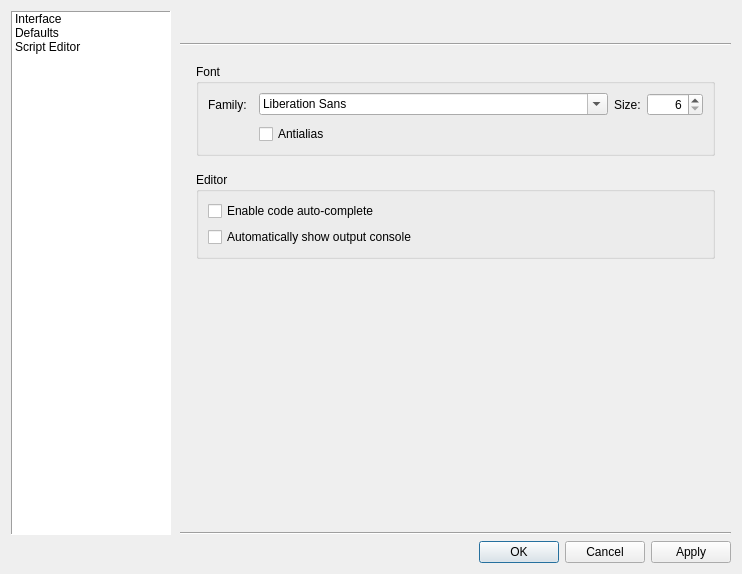
Old version of the form src/dialogs/dialogpreferences.ui in the repository sanny32/OpenModSim.
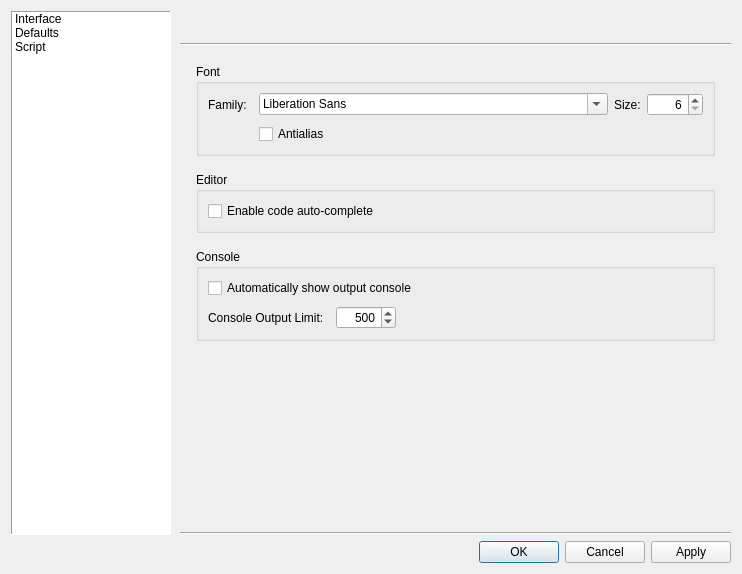
New version of the form. The open tabs and pages were chosen to show the change. Icons and pictures are not drawn. Custom widgets are drawn as their Qt base class.

Commit message: feat: Added console output limit

Diff of the .ui file:
```diff
--- a/src/dialogs/dialogpreferences.ui
+++ b/src/dialogs/dialogpreferences.ui
@@ -81,7 +81,7 @@
         </item>
         <item>
          <property name="text">
-          <string>Script Editor</string>
+          <string>Script</string>
          </property>
          <property name="icon">
           <iconset resource="../resources.qrc">
@@ -759,15 +759,74 @@
                <property name="title">
                 <string>Editor</string>
                </property>
-               <layout class="QVBoxLayout" name="vlEditor">
-                <item>
+               <layout class="QFormLayout" name="formEditor">
+                <property name="horizontalSpacing">
+                 <number>12</number>
+                </property>
+                <property name="verticalSpacing">
+                 <number>8</number>
+                </property>
+                <item row="0" column="0" colspan="2">
                  <widget class="QCheckBox" name="checkBoxAutoComplete">
                   <property name="text">
                    <string>Enable code auto-complete</string>
                   </property>
                  </widget>
                 </item>
-                <item>
+               </layout>
+              </widget>
+             </item>
+             <item>
+              <widget class="QGroupBox" name="groupBoxConsole">
+               <property name="title">
+                <string>Console</string>
+               </property>
+               <layout class="QFormLayout" name="formConsole">
+                <property name="horizontalSpacing">
+                 <number>12</number>
+                </property>
+                <property name="verticalSpacing">
+                 <number>8</number>
+                </property>
+                <item row="3" column="0">
+                 <widget class="QLabel" name="labelConsoleMaxLines">
+                  <property name="text">
+                   <string>Console Output Limit:</string>
+                  </property>
+                 </widget>
+                </item>
+                <item row="3" column="1">
+                 <widget class="QSpinBox" name="spinBoxConsoleMaxLines">
+                  <property name="minimumSize">
+                   <size>
+                    <width>60</width>
+                    <height>0</height>
+                   </size>
+                  </property>
+                  <property name="maximumSize">
+                   <size>
+                    <width>60</width>
+                    <height>16777215</height>
+                   </size>
+                  </property>
+                  <property name="alignment">
+                   <set>Qt::AlignmentFlag::AlignRight|Qt::AlignmentFlag::AlignTrailing|Qt::AlignmentFlag::AlignVCenter</set>
+                  </property>
+                  <property name="minimum">
+                   <number>100</number>
+                  </property>
+                  <property name="maximum">
+                   <number>10000</number>
+                  </property>
+                  <property name="singleStep">
+                   <number>100</number>
+                  </property>
+                  <property name="value">
+                   <number>500</number>
+                  </property>
+                 </widget>
+                </item>
+                <item row="0" column="0" colspan="2">
                  <widget class="QCheckBox" name="checkBoxAutoShowConsole">
                   <property name="text">
                    <string>Automatically show output console</string>
```
Left out of the diff: 30 changed lines with no effect on the pictures. The commit also changes 10 other files.
